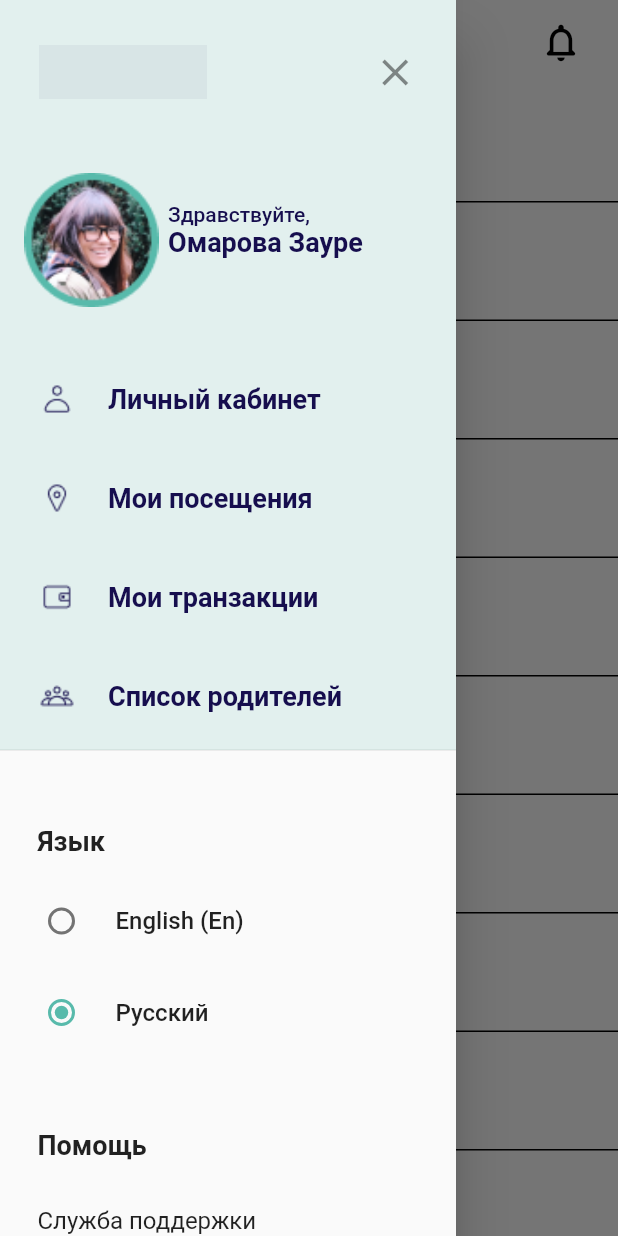
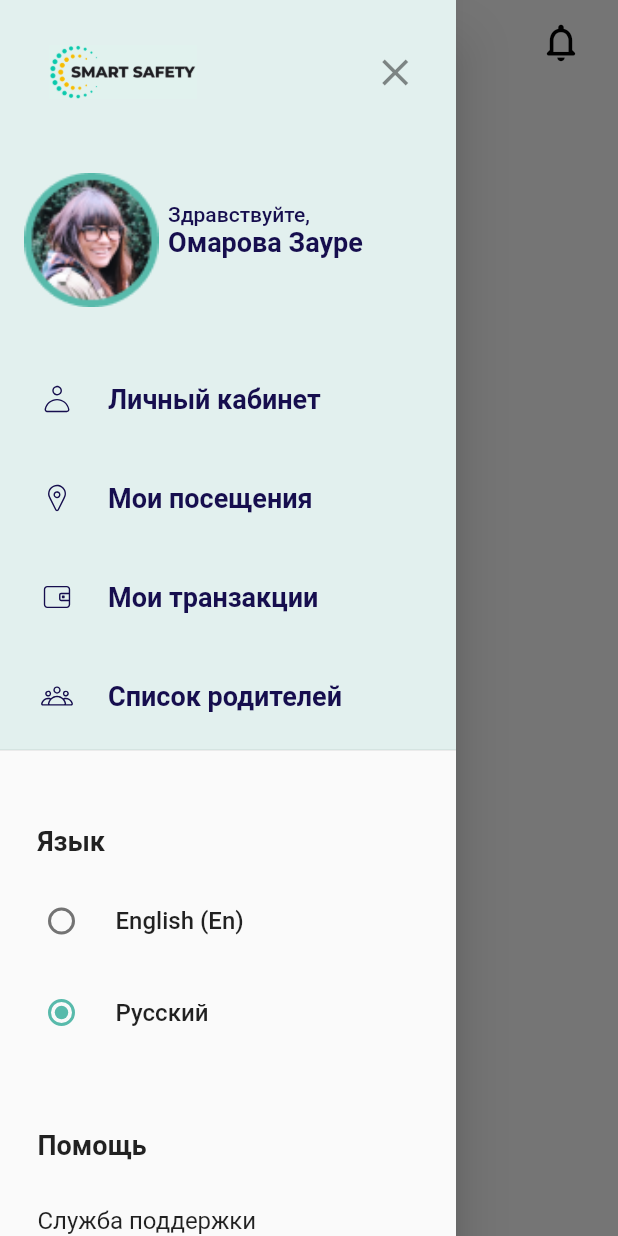
Before and after one commit to nonik1017/skud, a Flutter app: the screen it shows after launch, with the side drawer open, on a phone screen of 412 x 824 dp. Run offline on Flutter 3.47's test engine with Material 2 defaults, Android fonts, the phone set to English and light mode, and no system bars; our stand-ins replace flutter_svg.

Commit message:
fix pages drawer

```diff
--- a/lib/init.dart
+++ b/lib/init.dart
@@ -1,6 +1,5 @@
 import 'package:flutter/material.dart';
-import 'package:skud/pages/parents.dart';
-import 'package:skud/widgets/side_drawer.dart';
+import 'package:skud/pages/profile.dart';
 
 class InitApp extends StatefulWidget {
   const InitApp({Key? key}) : super(key: key);
@@ -19,27 +18,7 @@ class InitState extends State<InitApp> {
     return MaterialApp(
       debugShowCheckedModeBanner: false,
       theme: ThemeData(scaffoldBackgroundColor: Colors.white),
-      home: Builder(
-          builder: (context) => Scaffold(
-              appBar: AppBar(
-                elevation: 0,
-                centerTitle: true,
-                backgroundColor: Colors.white,
-                iconTheme: const IconThemeData(color: Colors.black, size: 40),
-                actions: [
-                  Container(
-                    margin: const EdgeInsets.only(right: 10),
-                    child: IconButton(
-                        onPressed: () => {},
-                        icon: const Icon(
-                          Icons.notifications_none_rounded,
-                          size: 30,
-                        )),
-                  ),
-                ],
-              ),
-              drawer: SideDrawer(),
-              body: const ParentsApp())),
+      home: Builder(builder: (context) => Scaffold(body: const ProfileApp())),
     );
   }
 }
--- a/lib/pages/profile.dart
+++ b/lib/pages/profile.dart
@@ -1,6 +1,7 @@
 import 'dart:ui';
 
 import 'package:flutter/material.dart';
+import 'package:skud/widgets/side_drawer.dart';
 
 class ProfileApp extends StatefulWidget {
   const ProfileApp({Key? key}) : super(key: key);
@@ -10,7 +11,6 @@ class ProfileApp extends StatefulWidget {
 }
 
 class ProfileState extends State<ProfileApp> {
-
   @override
   Widget build(BuildContext context) {
     return MaterialApp(
@@ -18,6 +18,24 @@ class ProfileState extends State<ProfileApp> {
       theme: ThemeData(scaffoldBackgroundColor: Colors.white),
       home: Builder(
           builder: (context) => Scaffold(
+                appBar: AppBar(
+                  elevation: 0,
+                  centerTitle: true,
+                  backgroundColor: Colors.white,
+                  iconTheme: const IconThemeData(color: Colors.black, size: 40),
+                  actions: [
+                    Container(
+                      margin: const EdgeInsets.only(right: 10),
+                      child: IconButton(
+                          onPressed: () => {},
+                          icon: const Icon(
+                            Icons.notifications_none_rounded,
+                            size: 30,
+                          )),
+                    ),
+                  ],
+                ),
+                drawer: SideDrawer(),
                 body: ListView(
                   children: [
                     Row(
@@ -25,9 +43,9 @@ class ProfileState extends State<ProfileApp> {
                       children: [
                         Container(
                             margin: const EdgeInsets.only(top: 40, left: 40),
-                    child: Image.asset('assets/images/avatar.png',)
-                  ),
-
+                            child: Image.asset(
+                              'assets/images/avatar.png',
+                            )),
                         Column(
                           children: <Widget>[
                             Container(
@@ -40,12 +58,12 @@ class ProfileState extends State<ProfileApp> {
                                 ),
                               ),
                             ),
-
                             Container(
                               height: 37,
                               width: 125,
                               margin: const EdgeInsets.only(top: 15),
-                        padding: const EdgeInsets.only(right: 15, bottom: 4, left: 20),
+                              padding: const EdgeInsets.only(
+                                  right: 15, bottom: 4, left: 20),
                               decoration: BoxDecoration(
                                 borderRadius: BorderRadius.circular(8),
                                 color: const Color.fromRGBO(246, 188, 0, 0.3),
@@ -58,149 +76,109 @@ class ProfileState extends State<ProfileApp> {
                                 ),
                               ),
                             ),
-
                           ],
                         ),
                       ],
                     ),
-
                     Container(
                       margin: const EdgeInsets.only(left: 40, top: 30),
                       child: const Text(
                         'ИИН',
                         style: TextStyle(
-                    fontSize: 14,
-                    fontWeight: FontWeight.w400
+                            fontSize: 14, fontWeight: FontWeight.w400),
                       ),
                     ),
-              ),
-
                     Container(
                       margin: const EdgeInsets.only(left: 40),
                       child: const Text(
                         '110525869525',
                         style: TextStyle(
-                    fontSize: 18,
-                    fontWeight: FontWeight.w700
+                            fontSize: 18, fontWeight: FontWeight.w700),
                       ),
                     ),
-              ),
-
                     Container(
                       margin: const EdgeInsets.only(left: 40, top: 30),
                       child: const Text(
                         'Логин',
                         style: TextStyle(
-                    fontSize: 14,
-                    fontWeight: FontWeight.w400
+                            fontSize: 14, fontWeight: FontWeight.w400),
                       ),
                     ),
-              ),
-
                     Container(
                       margin: const EdgeInsets.only(left: 40),
                       child: const Text(
                         '950912376589',
                         style: TextStyle(
-                    fontSize: 18,
-                    fontWeight: FontWeight.w700
+                            fontSize: 18, fontWeight: FontWeight.w700),
                       ),
                     ),
-              ),
-
                     Container(
                       margin: const EdgeInsets.only(left: 40, top: 30),
                       child: const Text(
                         'Номер телефона',
                         style: TextStyle(
-                    fontSize: 14,
-                    fontWeight: FontWeight.w400
+                            fontSize: 14, fontWeight: FontWeight.w400),
                       ),
                     ),
-              ),
-
                     Container(
                       margin: const EdgeInsets.only(left: 40),
                       child: const Text(
                         '+7 (707) 856-96-96',
                         style: TextStyle(
-                    fontSize: 18,
-                    fontWeight: FontWeight.w700
+                            fontSize: 18, fontWeight: FontWeight.w700),
                       ),
                     ),
-              ),
-
                     Container(
                       margin: const EdgeInsets.only(left: 40, top: 30),
                       child: const Text(
                         'E-mail',
                         style: TextStyle(
-                    fontSize: 14,
-                    fontWeight: FontWeight.w400
+                            fontSize: 14, fontWeight: FontWeight.w400),
                       ),
                     ),
-              ),
-
                     Container(
                       margin: const EdgeInsets.only(left: 40),
                       child: const Text(
                         'Ailana2011@gmail.com',
                         style: TextStyle(
-                    fontSize: 18,
-                    fontWeight: FontWeight.w700
+                            fontSize: 18, fontWeight: FontWeight.w700),
                       ),
                     ),
-              ),
-
                     Container(
                       margin: const EdgeInsets.only(left: 40, top: 30),
                       child: const Text(
                         'Класс',
                         style: TextStyle(
-                    fontSize: 14,
-                    fontWeight: FontWeight.w400
+                            fontSize: 14, fontWeight: FontWeight.w400),
                       ),
                     ),
-              ),
-
                     Container(
                       margin: const EdgeInsets.only(left: 40),
                       child: const Text(
                         '5 “А”',
                         style: TextStyle(
-                    fontSize: 18,
-                    fontWeight: FontWeight.w700
+                            fontSize: 18, fontWeight: FontWeight.w700),
                       ),
                     ),
-              ),
-
                     Container(
                       margin: const EdgeInsets.only(left: 40, top: 30),
                       child: const Text(
                         'Классный руководитель',
                         style: TextStyle(
-                    fontSize: 14,
-                    fontWeight: FontWeight.w400
+                            fontSize: 14, fontWeight: FontWeight.w400),
                       ),
                     ),
-              ),
-
                     Container(
                       margin: const EdgeInsets.only(left: 40),
                       child: const Text(
                         'Алиев Иманбек Серикович',
                         style: TextStyle(
-                    fontSize: 18,
-                    fontWeight: FontWeight.w700
+                            fontSize: 18, fontWeight: FontWeight.w700),
                       ),
                     ),
+                  ],
                 ),
-
-            ],
-
-          ),
-        )
-      ),
+              )),
     );
   }
 }
--- a/lib/widgets/side_drawer.dart
+++ b/lib/widgets/side_drawer.dart
@@ -1,5 +1,6 @@
 import 'package:flutter/cupertino.dart';
 import 'package:flutter/material.dart';
+import 'package:flutter_svg/flutter_svg.dart';
 import 'package:skud/init.dart';
 import 'package:skud/pages/profile.dart';
 import 'package:skud/pages/transactions.dart';
@@ -30,11 +31,13 @@ class _SideDrawerState extends State<SideDrawer> {
                   Container(
                     margin: const EdgeInsets.only(top: 20, left: 10),
                     child: ListTile(
-                      leading: Container(
+                      leading: SizedBox(
                         height: 36,
                         width: 112,
-                        decoration: const BoxDecoration(
-                          color: Color.fromRGBO(22, 14, 78, 0.05),
+                        child: Image.asset(
+                          'assets/images/logo.png',
+                          height: 24,
+                          width: 24,
                         ),
                       ),
                       trailing: IconButton(
@@ -91,10 +94,14 @@ class _SideDrawerState extends State<SideDrawer> {
                         Navigator.push(context,
                             CupertinoPageRoute(builder: (_) => ProfileApp()));
                       },
-                      leading: Image.asset(
-                        'assets/images/user.png',
-                        height: 24,
-                        width: 24,
+                      leading:
+                          // Image.asset(
+                          //   'assets/images/user.png',
+                          //   height: 24,
+                          //   width: 24,
+                          // ),
+                          SvgPicture.asset(
+                        'assets/images/user.svg',
                       ),
                       title: Transform.translate(
                         offset: const Offset(-10, 0),
@@ -120,11 +127,16 @@ class _SideDrawerState extends State<SideDrawer> {
                         Navigator.push(context,
                             CupertinoPageRoute(builder: (_) => VisitsApp()));
                       },
-                      leading: Image.asset(
-                        'assets/images/location.png',
-                        height: 24,
-                        width: 24,
+                      leading:
+                          // Image.asset(
+                          //   'assets/images/location.png',
+                          //   height: 24,
+                          //   width: 24,
+                          // ),
+                          SvgPicture.asset(
+                        'assets/images/location.svg',
                       ),
+
                       title: Transform.translate(
                         offset: const Offset(-10, 0),
                         child: const Text(
@@ -151,10 +163,14 @@ class _SideDrawerState extends State<SideDrawer> {
                             CupertinoPageRoute(
                                 builder: (_) => TransactionsApp()));
                       },
-                      leading: Image.asset(
-                        'assets/images/wallet.png',
-                        height: 24,
-                        width: 24,
+                      leading:
+                          // Image.asset(
+                          //   'assets/images/wallet.png',
+                          //   height: 24,
+                          //   width: 24,
+                          // ),
+                          SvgPicture.asset(
+                        'assets/images/wallet.svg',
                       ),
                       title: Transform.translate(
                         offset: const Offset(-10, 0),
@@ -202,10 +218,14 @@ class _SideDrawerState extends State<SideDrawer> {
                       onTap: () {
                         Navigator.pop(context);
                       },
-                      leading: Image.asset(
-                        'assets/images/parents.png',
-                        height: 24,
-                        width: 24,
+                      leading:
+                          // Image.asset(
+                          //   'assets/images/parents.png',
+                          //   height: 24,
+                          //   width: 24,
+                          // ),
+                          SvgPicture.asset(
+                        'assets/images/parents.svg',
                       ),
                       title: Transform.translate(
                         offset: const Offset(-10, 0),
```
Also changed, not shown: lib/pages/parents.dart (+19 -0 lines), lib/pages/transactions.dart (+19 -0 lines), lib/pages/visits.dart (+19 -0 lines). Lines whose indentation alone changed are shown as unchanged.
